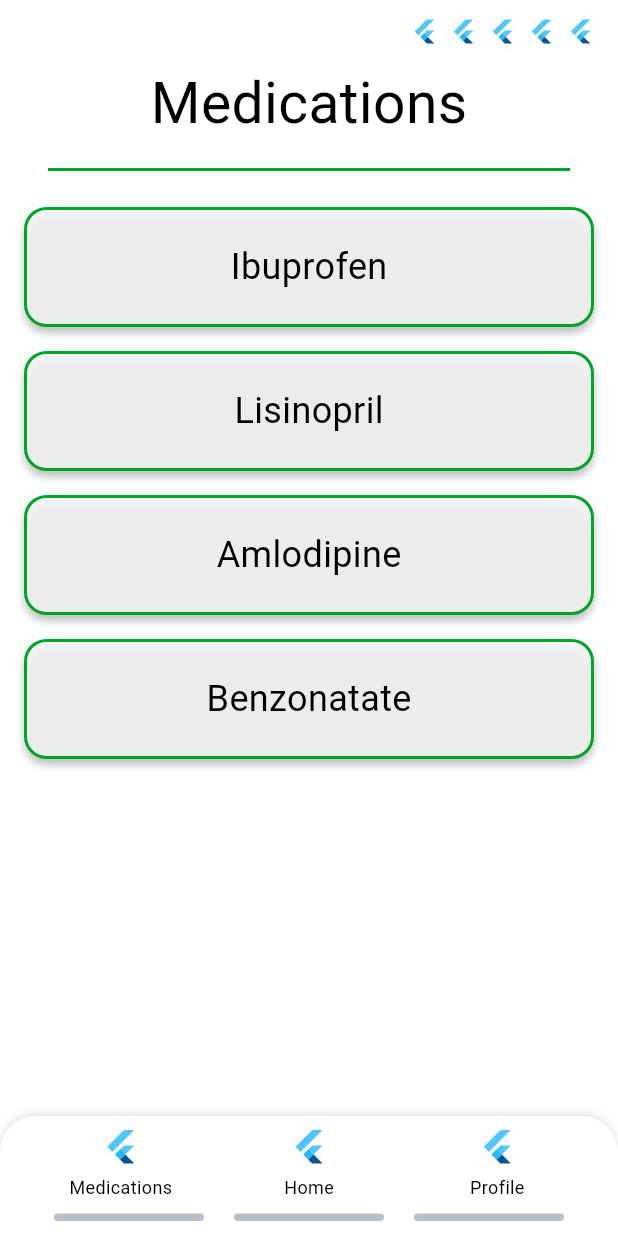
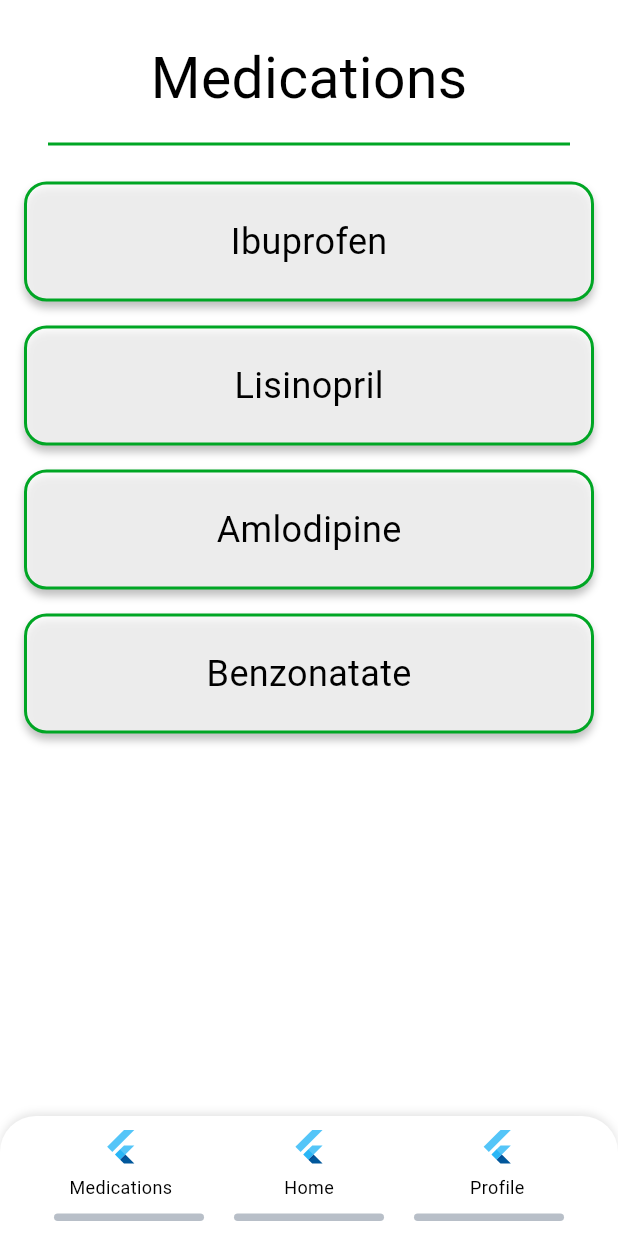
Before and after one commit to Ruben725/MedMinder, a Flutter app: the MedicationsList screen opened directly, on a phone screen of 412 x 824 dp. Run offline on Flutter 3.47's test engine with Material 3 defaults, Android fonts, the phone set to English and light mode, and no system bars; Roboto replaces fonts that are missing (Poppins).

```diff
--- a/lib/mainApp/medicationsList.dart
+++ b/lib/mainApp/medicationsList.dart
@@ -76,30 +76,9 @@ class MedicationsList extends StatelessWidget {
               height: constraints.maxHeight,
               child: Column(
                 children: [
-                  // App Bar
+                  // Spacer between top of page and title
                   Container(
-                    height: 42,
-                    color: Colors.white,
-                    padding: const EdgeInsets.symmetric(horizontal: 16),
-                    child: Row(
-                      mainAxisAlignment: MainAxisAlignment.spaceBetween,
-                      children: [
-                        Container(width: 54, height: 18),
-                        Row(
-                          children: List.generate(
-                            5,
-                            (index) => Padding(
-                              padding: const EdgeInsets.only(left: 8),
-                              child: Container(
-                                width: 18,
-                                height: 18,
-                                child: const FlutterLogo(),
-                              ),
-                            ),
-                          ),
-                        ),
-                      ],
-                    ),
+                    height: 25,
                   ),
 
                   // Title Section
```
Also changed, not shown: lib/mainApp/appHome.dart (+19 -37 lines), pubspec.yaml (+5 -6 lines), pubspec.lock.
